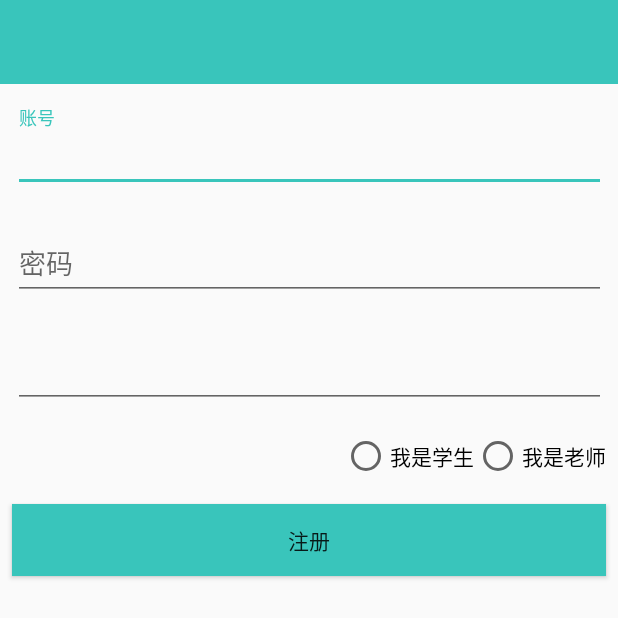
After one commit to xlui/Flipped-Classroom, an Android app: the RegisteredActivity screen opened directly, with no data from a screen before it, on a phone screen of 412 x 824 dp. The commit adds this screen. Shown: the top 618 px of the screen. Run offline under Robolectric (Android 15) with nearby library versions, the light colour scheme and no system bars.

Commit message:
Registered ui

```diff
--- a/Android/app/src/main/AndroidManifest.xml
+++ b/Android/app/src/main/AndroidManifest.xml
@@ -2,7 +2,8 @@
 <manifest xmlns:android="http://schemas.android.com/apk/res/android"
     package="io.flippedclassroom.android">
 
-    <uses-permission android:name="android.permission.INTERNET"/>
+    <uses-permission android:name="android.permission.INTERNET" />
+
     <application
         android:name=".app.BaseApplication"
         android:allowBackup="true"
@@ -18,7 +19,8 @@
                 <category android:name="android.intent.category.LAUNCHER" />
             </intent-filter>
         </activity>
-        <activity android:name=".view.LoginActivity"/>
+        <activity android:name=".view.LoginActivity" />
+        <activity android:name=".view.RegisteredActivity"></activity>
     </application>
 
 </manifest>
--- a/Android/app/src/main/java/io/flippedclassroom/android/presenter/SplashPresenter.java
+++ b/Android/app/src/main/java/io/flippedclassroom/android/presenter/SplashPresenter.java
@@ -16,17 +16,4 @@ public class SplashPresenter extends BasePresenter<SplashActivity> {
         super(view);
     }
 
-    public void startAnimation() {
-        ObjectAnimator objectAnimator = ObjectAnimator.ofFloat(mView.tvAppName, "alpha", 0, 1);
-        objectAnimator.setDuration(2000);
-        objectAnimator.addListener(new AnimatorListenerAdapter() {
-            @Override
-            public void onAnimationEnd(Animator animation) {
-                mView.startLoginActivity();
-                mView.finish();
-            }
-        });
-        objectAnimator.start();
-    }
-
 }
--- /dev/null
+++ b/Android/app/src/main/java/io/flippedclassroom/android/view/RegisteredActivity.java
@@ -0,0 +1,15 @@
+package io.flippedclassroom.android.view;
+
+import android.support.v7.app.AppCompatActivity;
+import android.os.Bundle;
+
+import io.flippedclassroom.android.R;
+
+public class RegisteredActivity extends AppCompatActivity {
+
+    @Override
+    protected void onCreate(Bundle savedInstanceState) {
+        super.onCreate(savedInstanceState);
+        setContentView(R.layout.activity_registered);
+    }
+}
--- a/Android/app/src/main/java/io/flippedclassroom/android/view/SplashActivity.java
+++ b/Android/app/src/main/java/io/flippedclassroom/android/view/SplashActivity.java
@@ -15,15 +15,12 @@ import io.flippedclassroom.android.base.BaseActivity;
 import io.flippedclassroom.android.presenter.SplashPresenter;
 
 public class SplashActivity extends BaseActivity<SplashPresenter> {
-    @BindView(R.id.tv_app_name)
-    public TextView tvAppName;
     @BindView(R.id.iv_splash)
     public ImageView ivSplash;
 
     @Override
     protected void onCreate(@Nullable Bundle savedInstanceState) {
         super.onCreate(savedInstanceState);
-        mPresenter.startAnimation();
     }
 
     @Override
--- a/Android/app/src/main/res/layout/activity_login.xml
+++ b/Android/app/src/main/res/layout/activity_login.xml
@@ -3,8 +3,7 @@
     xmlns:app="http://schemas.android.com/apk/res-auto"
     xmlns:tools="http://schemas.android.com/tools"
     android:layout_width="match_parent"
-    android:layout_height="match_parent"
-    >
+    android:layout_height="match_parent">
 
     <android.support.v7.widget.Toolbar
         android:id="@+id/tb_login_toolbar"
@@ -35,7 +34,7 @@
         <android.support.design.widget.TextInputEditText
             android:layout_width="match_parent"
             android:layout_height="wrap_content"
-            android:hint="账号"
+            android:hint="@string/user_id"
             android:inputType="number"
             android:maxLines="1" />
     </android.support.design.widget.TextInputLayout>
@@ -54,7 +53,7 @@
         <android.support.design.widget.TextInputEditText
             android:layout_width="match_parent"
             android:layout_height="wrap_content"
-            android:hint="密码"
+            android:hint="@string/password"
             android:inputType="textPassword"
             android:maxLines="1" />
     </android.support.design.widget.TextInputLayout>
@@ -67,7 +66,7 @@
         android:layout_marginStart="16dp"
         android:layout_marginTop="32dp"
         android:background="@color/colorPrimary"
-        android:text="登录"
+        android:text="@string/login"
         app:layout_constraintEnd_toEndOf="parent"
         app:layout_constraintStart_toStartOf="parent"
         app:layout_constraintTop_toBottomOf="@+id/til_login_password_text" />
@@ -100,7 +99,7 @@
         android:layout_height="wrap_content"
         android:layout_marginStart="16dp"
         android:layout_marginTop="16dp"
-        android:text="忘记密码"
+        android:text="@string/forget_password"
         android:textColor="@color/linkBlue"
         app:layout_constraintStart_toStartOf="parent"
         app:layout_constraintTop_toBottomOf="@+id/btn_login_button_login" />
@@ -111,7 +110,7 @@
         android:layout_height="wrap_content"
         android:layout_marginEnd="16dp"
         android:layout_marginTop="16dp"
-        android:text="新用户？去注册"
+        android:text="@string/new_user"
         android:textColor="@color/linkBlue"
         app:layout_constraintEnd_toEndOf="parent"
         app:layout_constraintTop_toBottomOf="@+id/btn_login_button_login" />
--- /dev/null
+++ b/Android/app/src/main/res/layout/activity_registered.xml
@@ -0,0 +1,107 @@
+<?xml version="1.0" encoding="utf-8"?>
+<android.support.constraint.ConstraintLayout xmlns:android="http://schemas.android.com/apk/res/android"
+    xmlns:app="http://schemas.android.com/apk/res-auto"
+    xmlns:tools="http://schemas.android.com/tools"
+    android:layout_width="match_parent"
+    android:layout_height="match_parent"
+    tools:context="io.flippedclassroom.android.view.RegisteredActivity">
+
+    <android.support.v7.widget.Toolbar
+        android:id="@+id/tb_toolbar"
+        android:layout_width="0dp"
+        android:layout_height="wrap_content"
+        android:background="?attr/colorPrimary"
+        android:minHeight="?attr/actionBarSize"
+        android:theme="?attr/actionBarTheme"
+        app:layout_constraintLeft_toLeftOf="parent"
+        app:layout_constraintRight_toRightOf="parent"
+        app:layout_constraintTop_toTopOf="parent" />
+
+    <android.support.design.widget.TextInputLayout
+        android:id="@+id/til_user_id"
+        android:layout_width="395dp"
+        android:layout_height="wrap_content"
+        android:layout_marginEnd="8dp"
+        android:layout_marginStart="8dp"
+        android:layout_marginTop="16dp"
+        app:layout_constraintEnd_toEndOf="parent"
+        app:layout_constraintStart_toStartOf="parent"
+        app:layout_constraintTop_toBottomOf="@+id/tb_toolbar">
+
+        <android.support.design.widget.TextInputEditText
+            android:inputType="number"
+            android:layout_width="match_parent"
+            android:layout_height="wrap_content"
+            android:hint="@string/user_id" />
+    </android.support.design.widget.TextInputLayout>
+
+    <android.support.design.widget.TextInputLayout
+        android:id="@+id/til_user_password"
+        android:layout_width="395dp"
+        android:layout_height="wrap_content"
+        android:layout_marginEnd="8dp"
+        android:layout_marginStart="8dp"
+        android:layout_marginTop="16dp"
+        app:layout_constraintEnd_toEndOf="parent"
+        app:layout_constraintStart_toStartOf="parent"
+        app:layout_constraintTop_toBottomOf="@+id/til_user_id">
+
+        <android.support.design.widget.TextInputEditText
+            android:layout_width="match_parent"
+            android:inputType="textPassword"
+            android:layout_height="wrap_content"
+            android:hint="@string/password" />
+    </android.support.design.widget.TextInputLayout>
+
+    <android.support.design.widget.TextInputLayout
+        android:id="@+id/til_password_again"
+        android:layout_width="395dp"
+        android:layout_height="wrap_content"
+        android:layout_marginTop="16dp"
+        app:layout_constraintLeft_toLeftOf="parent"
+        app:layout_constraintRight_toRightOf="parent"
+        app:layout_constraintTop_toBottomOf="@+id/til_user_password">
+
+        <android.support.design.widget.TextInputEditText
+            android:layout_width="match_parent"
+            android:layout_height="wrap_content"
+            android:inputType="textPassword" />
+    </android.support.design.widget.TextInputLayout>
+
+    <RadioGroup
+        android:id="@+id/radioGroup"
+        android:layout_width="wrap_content"
+        android:layout_height="wrap_content"
+        android:layout_marginEnd="8dp"
+        android:layout_marginTop="16dp"
+        android:orientation="horizontal"
+        app:layout_constraintEnd_toEndOf="parent"
+        app:layout_constraintTop_toBottomOf="@+id/til_password_again">
+
+        <RadioButton
+            android:layout_width="wrap_content"
+            android:layout_height="wrap_content"
+            android:layout_weight="1"
+            android:text="@string/i_am_student" />
+
+        <RadioButton
+            android:id="@+id/radioButton"
+            android:layout_width="wrap_content"
+            android:layout_height="wrap_content"
+            android:layout_weight="1"
+            android:text="@string/i_am_teacher" />
+    </RadioGroup>
+
+    <Button
+        android:background="@color/colorPrimary"
+        android:id="@+id/button"
+        android:layout_width="0dp"
+        android:layout_height="wrap_content"
+        android:layout_marginEnd="8dp"
+        android:layout_marginStart="8dp"
+        android:layout_marginTop="16dp"
+        android:text="@string/registered"
+        app:layout_constraintEnd_toEndOf="parent"
+        app:layout_constraintStart_toStartOf="parent"
+        app:layout_constraintTop_toBottomOf="@+id/radioGroup" />
+</android.support.constraint.ConstraintLayout>
--- a/Android/app/src/main/res/values/strings.xml
+++ b/Android/app/src/main/res/values/strings.xml
@@ -1,3 +1,12 @@
 <resources>
     <string name="app_name">FlippedClassroom</string>
+    <string name="user_id">账号</string>
+    <string name="password">密码</string>
+    <string name="password_again">再次输入</string>
+    <string name="login">登录</string>
+    <string name="forget_password">忘记密码</string>
+    <string name="new_user">新用户？去注册</string>
+    <string name="i_am_student">我是学生</string>
+    <string name="i_am_teacher">我是老师</string>
+    <string name="registered">注册</string>
 </resources>
```
